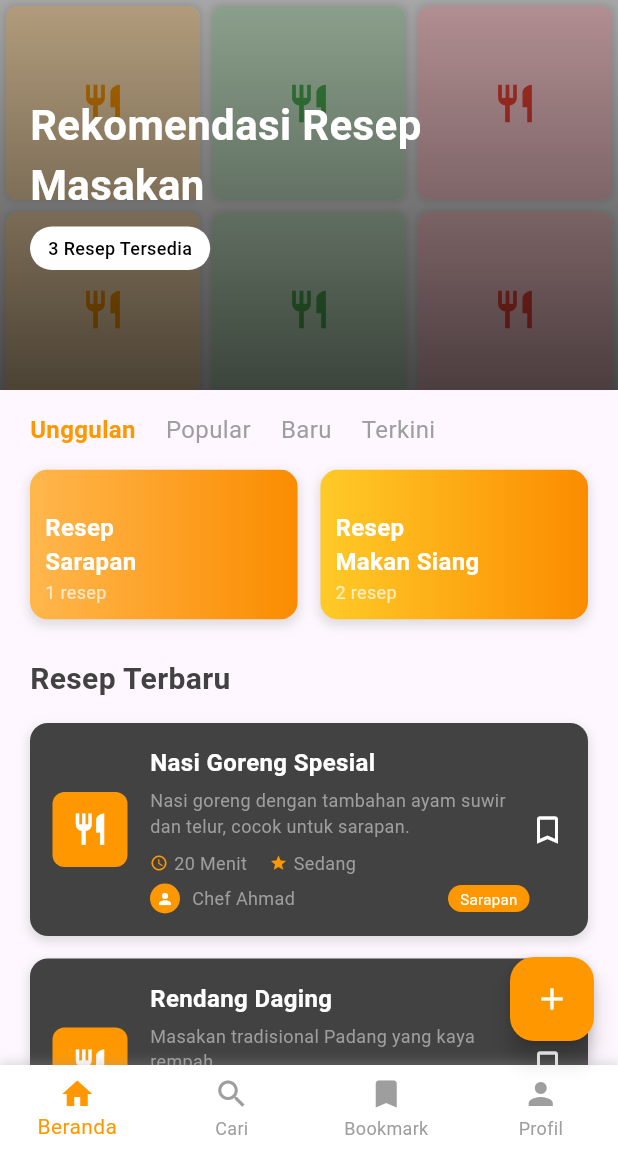
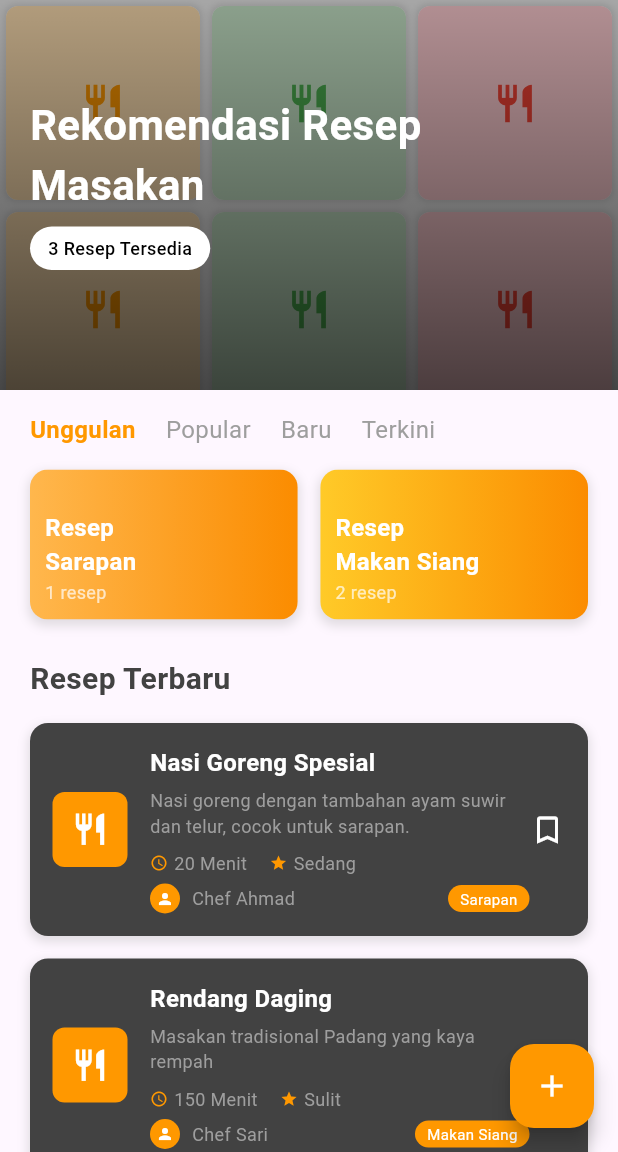
Before and after one commit to Subarukunowo/rasa-rasa, a Flutter app: the HomeScreen screen opened directly, on a phone screen of 412 x 824 dp, the part 84-1236 px from its top. Run offline on Flutter 3.47's test engine with Material 3 defaults, Android fonts, the phone set to English and light mode, and no system bars; network calls fail; Roboto replaces fonts that are missing (Poppins).

Commit message:
commit frontend dan beberapa back end

```diff
--- /dev/null
+++ b/devtools_options.yaml
@@ -0,0 +1,3 @@
+description: This file stores settings for Dart & Flutter DevTools.
+documentation: https://docs.flutter.dev/tools/devtools/extensions#configure-extension-enablement-states
+extensions:
--- a/lib/main.dart
+++ b/lib/main.dart
@@ -1,4 +1,4 @@
-import 'package:flutter/material.dart';
+/*import 'package:flutter/material.dart';
 import '../screen/splashscreen.dart';
 import 'route/app_routes.dart';
 import 'screen/splashscreen.dart';
@@ -28,3 +28,4 @@ class MyApp extends StatelessWidget {
     );
   }
 }
+*/
--- a/lib/route/app_routes.dart
+++ b/lib/route/app_routes.dart
@@ -1,3 +1,4 @@
+/*
 // lib/route/app_routes.dart
 import 'package:flutter/material.dart';
 import '../screen/main_navigation.dart';
@@ -56,3 +57,4 @@ class AppRoutes {
     }
   }
 }
+*/
--- a/lib/screen/beranda.dart
+++ b/lib/screen/beranda.dart
@@ -1,32 +1,32 @@
-// lib/main.dart atau lib/screens/home_screen.dart
+// lib/screens/beranda.dart
 import 'package:flutter/material.dart';
 import 'package:rasarasa_app/service/TambahResep.dart';
 import '../model/recipe.dart';
 import '../route/app_routes.dart';
 import '../service/ResepService.dart'; // Import service yang sudah diperbaiki
-import 'detail.dart'; // Import halaman detail
-import '../screen/main_navigation.dart';
+import 'detail.dart';
+import 'main_navigation.dart'; // Import halaman detail
 void main() {
   runApp(const MyApp());
 }
 
 class MyApp extends StatelessWidget {
-  const MyApp({Key? key}) : super(key: key);
+  const MyApp({super.key});
 
   @override
   Widget build(BuildContext context) {
     return MaterialApp(
       title: 'Rasa-Rasa Resep',
+      debugShowCheckedModeBanner: false,
       theme: ThemeData(
         primarySwatch: Colors.orange,
         fontFamily: 'Roboto',
+        useMaterial3: true,
       ),
-      home: const HomeScreen(),
-      debugShowCheckedModeBanner: false,
+      home: const MainNavigation(), // Ini akan menampilkan HomeScreen sebagai default
     );
   }
 }
-
 // ===== SERVICE LAYER - SINGLE DEFINITION =====
 class RecipeService {
   static Future<List<Recipe>> getRecipes() async {
@@ -64,7 +64,7 @@ class RecipeService {
         levelKesulitan: 'Sedang',
         jenisWaktu: 'Sarapan',
         userName: 'Ahmad',
-        gambar: '', // Tambahkan parameter gambar kosong
+        gambar: '',
       ),
       const Recipe(
         id: 14,
@@ -78,7 +78,7 @@ class RecipeService {
         levelKesulitan: 'Sulit',
         jenisWaktu: 'Makan Siang',
         userName: 'Sari',
-        gambar: '', // Tambahkan parameter gambar kosong
+        gambar: '',
       ),
       const Recipe(
         id: 13,
@@ -92,7 +92,7 @@ class RecipeService {
         levelKesulitan: 'Mudah',
         jenisWaktu: 'Makan Siang',
         userName: 'Budi',
-        gambar: '', // Tambahkan parameter gambar kosong
+        gambar: '',
       ),
     ];
   }
@@ -147,17 +147,14 @@ class HomeScreenState extends State<HomeScreen> {
 
   // ===== NAVIGATION METHODS =====
   void _navigateToRecipeDetail(Recipe recipe) {
-    debugPrint(
-        '🔄 Navigating to recipe detail: ${recipe.namaMasakan} (ID: ${recipe
-            .id})');
+    debugPrint('🔄 Navigating to recipe detail: ${recipe.namaMasakan} (ID: ${recipe.id})');
     Navigator.push(
       context,
       MaterialPageRoute(
-        builder: (context) =>
-            RecipeDetailScreen(
-              recipeId: recipe.id.toString(),
-              previousScreen: 'beranda',
-            ),
+        builder: (context) => RecipeDetailScreen(
+          recipeId: recipe.id.toString(),
+          previousScreen: 'beranda',
+        ),
       ),
     );
   }
@@ -210,7 +207,6 @@ class HomeScreenState extends State<HomeScreen> {
             : _buildMainContent(),
       ),
       floatingActionButton: _buildFloatingActionButton(),
-      bottomNavigationBar: _buildBottomNav(),
     );
   }
 
@@ -454,8 +450,7 @@ class HomeScreenState extends State<HomeScreen> {
             child: GestureDetector(
               onTap: () {
                 final sarapanRecipes = recipes
-                    .where((r) =>
-                    r.jenisWaktu.toLowerCase().contains('sarapan'))
+                    .where((r) => r.jenisWaktu.toLowerCase().contains('sarapan'))
                     .toList();
                 if (sarapanRecipes.isNotEmpty) {
                   _navigateToRecipeDetail(sarapanRecipes.first);
@@ -748,69 +743,4 @@ class HomeScreenState extends State<HomeScreen> {
       ),
     );
   }
-
-  Widget _buildBottomNav() {
-    return Container(
-      decoration: BoxDecoration(
-        color: Colors.white,
-        boxShadow: [
-          BoxShadow(
-            color: Colors.grey.withOpacity(0.3),
-            spreadRadius: 1,
-            blurRadius: 5,
-            offset: const Offset(0, -2),
-          ),
-        ],
-      ),
-      child: BottomNavigationBar(
-        type: BottomNavigationBarType.fixed,
-        backgroundColor: Colors.transparent,
-        elevation: 0,
-        selectedItemColor: Colors.orange,
-        unselectedItemColor: Colors.grey,
-        currentIndex: 0,
-        // Home screen = index 0
-        onTap: _onBottomNavTapped,
-        items: const [
-          BottomNavigationBarItem(
-            icon: Icon(Icons.home),
-            label: 'Beranda',
-          ),
-          BottomNavigationBarItem(
-            icon: Icon(Icons.search),
-            label: 'Cari',
-          ),
-          BottomNavigationBarItem(
-            icon: Icon(Icons.bookmark),
-            label: 'Bookmark',
-          ),
-          BottomNavigationBarItem(
-            icon: Icon(Icons.person),
-            label: 'Profil',
-          ),
-        ],
-      ),
-    );
-  }
-
-  // ===== BOTTOM NAVIGATION HANDLER =====
-  void _onBottomNavTapped(int index) {
-    switch (index) {
-      case 0:
-      // Already on home - tidak perlu navigation
-        break;
-      case 1:
-      // Navigate ke Search Screen
-        MainNavigation.navigateToSearch(context);
-        break;
-      case 2:
-      // Navigate ke Bookmark Screen
-        MainNavigation.navigateToBookmark(context);
-        break;
-      case 3:
-      // Navigate ke Profile Screen
-        MainNavigation.navigateToProfile(context);
-        break;
-    }
-  }
-  }
+}
```
Also changed, not shown: lib/screen/bookmark.dart (+40 -122 lines), lib/screen/main_navigation.dart (+36 -111 lines).
